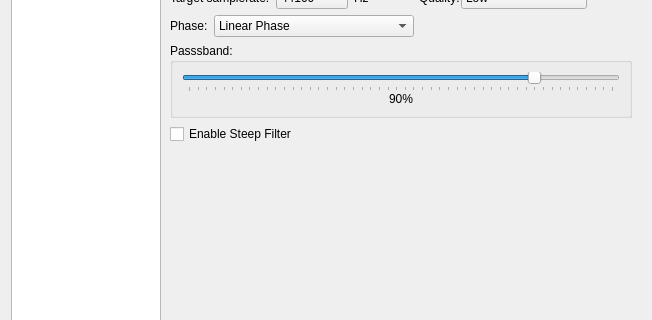
Qt form src/xamp/preferencedialog.ui (billlin0904/xamp2) before a commit; both pictures show x 0 to 652 and y 95 to 415 of the 652 by 569 pixel window.
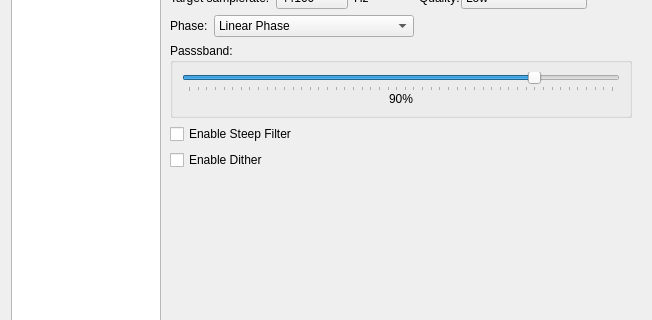
The same form after that commit. The open tabs and pages were chosen to show the change.

```diff
--- a/src/xamp/preferencedialog.ui
+++ b/src/xamp/preferencedialog.ui
@@ -553,6 +553,13 @@
                </property>
               </widget>
              </item>
+             <item>
+              <widget class="QCheckBox" name="enableDitherBox">
+               <property name="text">
+                <string>Enable Dither</string>
+               </property>
+              </widget>
+             </item>
              <item>
               <spacer name="verticalSpacer_4">
                <property name="orientation">
```
Left out of the diff: 2 changed lines with no effect on the pictures.
